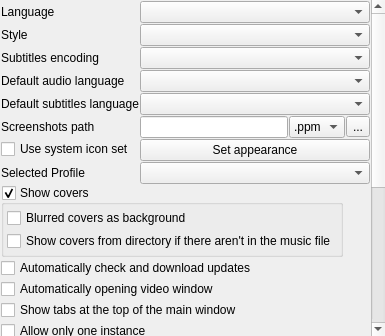
zaps166/QMPlay2, file src/gui/Ui/SettingsGeneral.ui: the form before one commit.
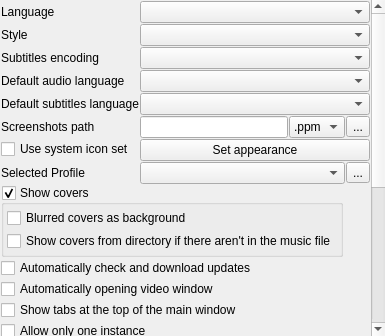
The form after the commit.

Commit message: Add remove profile to settings dialog

Diff of the .ui file:
```diff
--- a/src/gui/Ui/SettingsGeneral.ui
+++ b/src/gui/Ui/SettingsGeneral.ui
@@ -198,7 +198,18 @@
           </widget>
          </item>
          <item row="7" column="1">
-          <widget class="QComboBox" name="profileB"/>
+          <layout class="QHBoxLayout" name="horizontalLayout_5">
+           <item>
+            <widget class="QComboBox" name="profileB"/>
+           </item>
+           <item>
+            <widget class="QToolButton" name="profileRemoveB">
+             <property name="text">
+              <string>...</string>
+             </property>
+            </widget>
+           </item>
+          </layout>
          </item>
         </layout>
        </item>
```
The commit also changes 3 other files.
